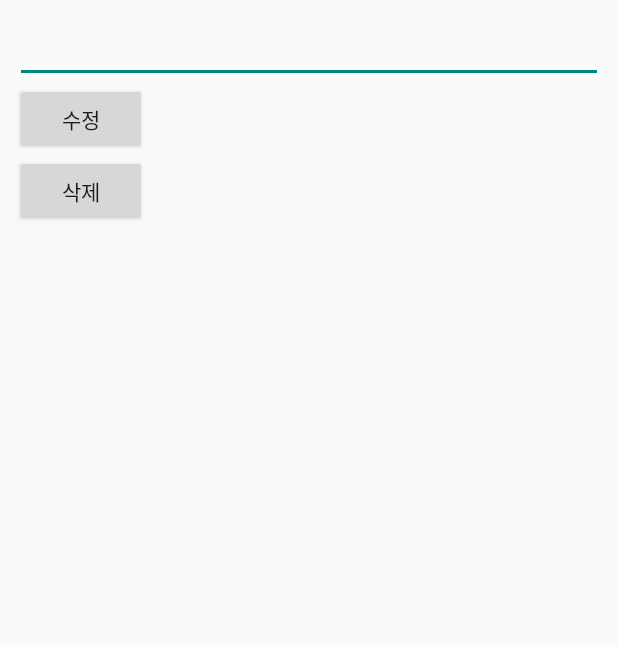
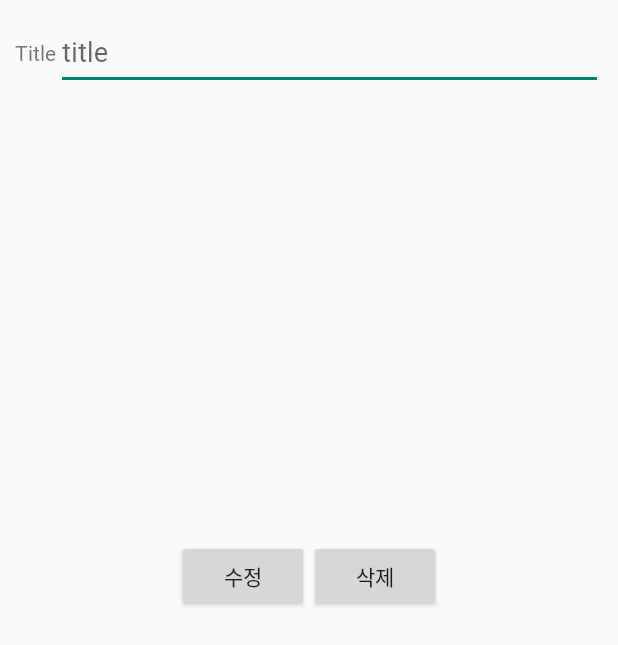
Before and after one commit to Relief-Post-Office/Relief-Post-Office, an Android app: the EditSafetyActivity screen opened directly, with no data from a screen before it, on a phone screen of 412 x 824 dp. Shown: the top 645 px of the screen. Run offline under Robolectric (Android 15) with nearby library versions, the phone set to English and light mode, and no system bars; our stand-ins replace Firebase (no records; nobody signed in at launch, a user with empty details on screens opened directly); 1 statement that could not run was skipped.

Commit message:
safety layout

```diff
--- a/app/src/main/java/com/seoul42/relief_post_office/model/SafetyDTO.kt
+++ b/app/src/main/java/com/seoul42/relief_post_office/model/SafetyDTO.kt
@@ -8,7 +8,7 @@ data class SafetyDTO(
 ) : Serializable {
 	data class SafetyData(
 		val uid: String,
-		val content: String,
+		val content:String,
 		val date: String
 	) : Serializable {
 		constructor() : this("", "", "")
--- a/app/src/main/java/com/seoul42/relief_post_office/safety/EditSafetyActivity.kt
+++ b/app/src/main/java/com/seoul42/relief_post_office/safety/EditSafetyActivity.kt
@@ -2,7 +2,6 @@ package com.seoul42.relief_post_office.safety
 
 import androidx.appcompat.app.AppCompatActivity
 import android.os.Bundle
-import android.util.Log
 import android.widget.Button
 import android.widget.EditText
 import com.google.firebase.auth.FirebaseAuth
@@ -11,10 +10,12 @@ import com.google.firebase.database.ktx.database
 import com.google.firebase.ktx.Firebase
 import com.seoul42.relief_post_office.R
 import com.seoul42.relief_post_office.model.SafetyDTO
-import kotlinx.android.synthetic.main.activity_edit_text.*
-import okhttp3.Cache.key
 import java.time.LocalDateTime
 import java.time.format.DateTimeFormatter
+
+// recylcerview 설정
+//
+
 
 class EditSafetyActivity : AppCompatActivity() {
 
@@ -23,7 +24,7 @@ class EditSafetyActivity : AppCompatActivity() {
 
 	override fun onCreate(savedInstanceState: Bundle?) {
 		super.onCreate(savedInstanceState)
-		setContentView(R.layout.activity_edit_text)
+		setContentView(R.layout.activity_edit_safety)
 
 		val safetyEditText = findViewById<EditText>(R.id.safety_edit_text)
 		val safetyEditBtn = findViewById<Button>(R.id.safety_edit_btn)
@@ -48,6 +49,7 @@ class EditSafetyActivity : AppCompatActivity() {
 			finish()
 		}
 
+
 		safetyDelBtn.setOnClickListener {
 			val safetyRef = database.getReference("safety").child(safetyDTO.key)
 			val guardianSafetyRef = database.getReference("guardian").child(safetyDTO!!.data!!.uid).child("safetyList")
--- a/app/src/main/res/layout/activity_edit_text.xml
+++ /dev/null
@@ -1,30 +0,0 @@
-<?xml version="1.0" encoding="utf-8"?>
-<LinearLayout
-    xmlns:android="http://schemas.android.com/apk/res/android"
-    xmlns:app="http://schemas.android.com/apk/res-auto"
-    xmlns:tools="http://schemas.android.com/tools"
-    android:layout_width="match_parent"
-    android:layout_height="200dp"
-    android:layout_margin="10dp"
-    tools:context=".safety.EditSafetyActivity"
-    android:orientation="vertical">
-
-    <EditText
-        android:id="@+id/safety_edit_text"
-        android:text=""
-        android:layout_width="match_parent"
-        android:layout_height="wrap_content"/>
-
-    <Button
-        android:id="@+id/safety_edit_btn"
-        android:text="수정"
-        android:layout_width="wrap_content"
-        android:layout_height="wrap_content" />
-
-    <Button
-        android:id="@+id/safety_del_btn"
-        android:text="삭제"
-        android:layout_width="wrap_content"
-        android:layout_height="wrap_content"/>
-
-</LinearLayout>
```
Also changed, not shown: 18 other files.
